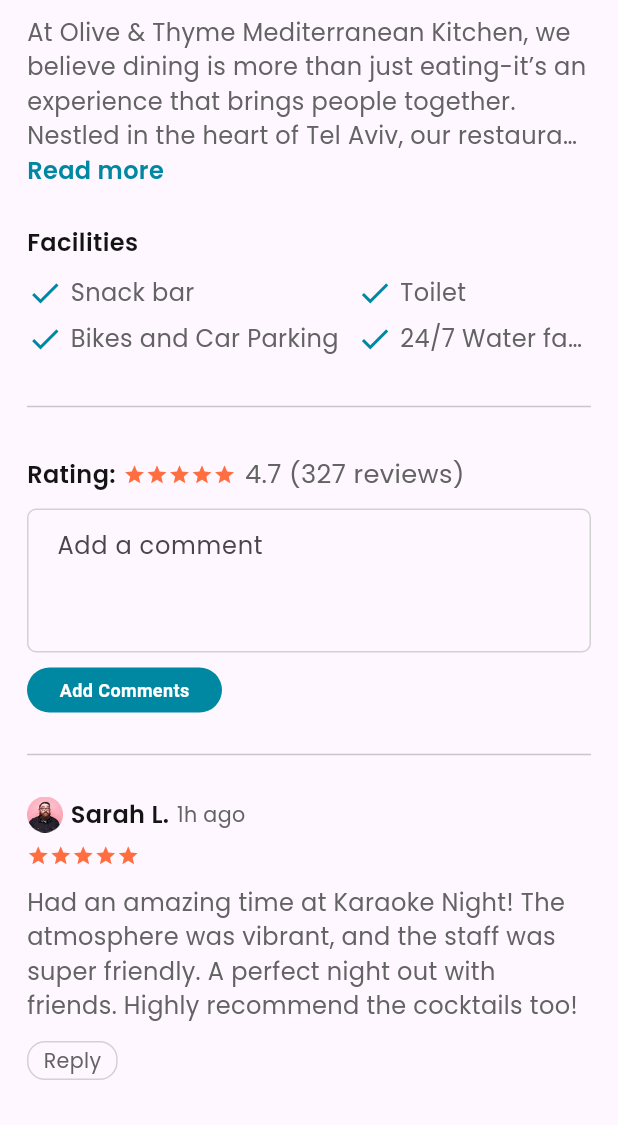
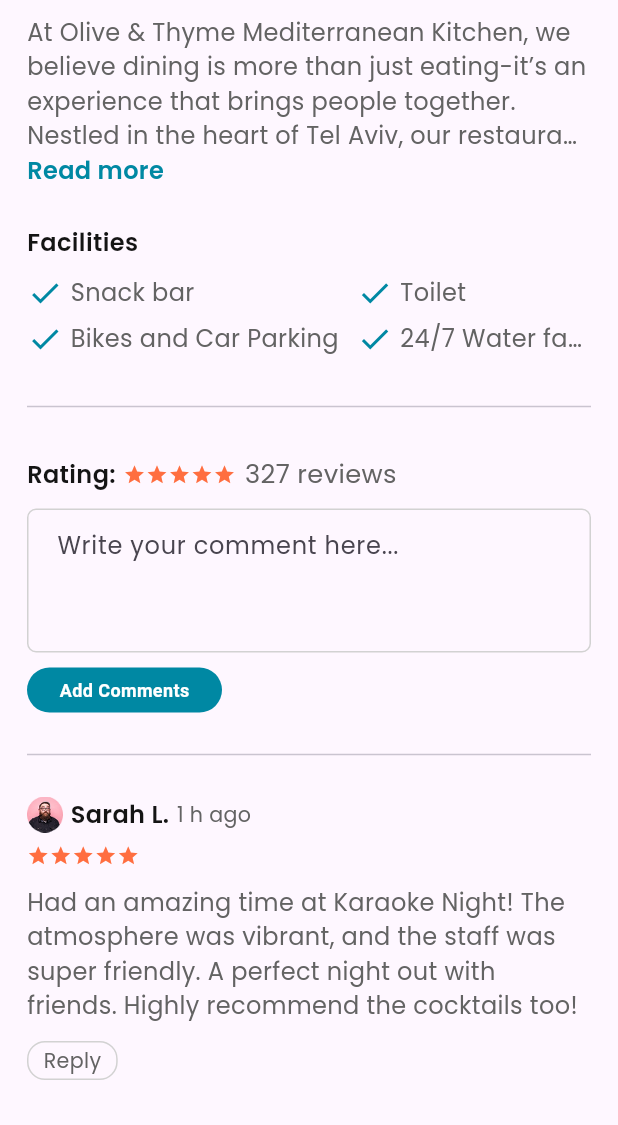
Before and after one commit to Dev-Ninjas-Backup/elad_giserman, a Flutter app: the ReservationDetails screen opened directly, scrolled down 918 dp, on a phone screen of 412 x 824 dp, the part 111-1236 px from its top. Run offline on Flutter 3.47's test engine with Material 3 defaults, Android fonts, the phone set to English and light mode, and no system bars; our stand-ins replace flutter_otp_text_field, flutter_screenutil, get, google_fonts, share_plus, shared_preferences; accounts and stored records are empty.

Commit message:
localization added for new pages

```diff
--- a/assets/locales/en.json
+++ b/assets/locales/en.json
@@ -33,9 +33,11 @@
   "reviews_label": "@count reviews",
   "about_restaurant": "About Restaurant",
   "facilities": "Facilities",
+  "redeem_voucher": "Redeem VIP Voucher",
   "rating_label": "Rating:",
   "add_a_comment": "Add a comment",
-  "add_comments_btn": "Add Comments",
+  "add_comment_hint": "Write your comment here...",
+  "add_comments": "Add Comments",
   "reply": "Reply",
   "read_more": "Read more",
   "see_less": "See Less.",
@@ -127,6 +129,9 @@
   "invite_friends": "Invite Friends",
   "share_invite_message": "I just booked a table! Join me for an unforgettable dining experience! 😊",
   "share_invite_subject": "Invite Friends to Dine",
+  "vip_voucher_title": "Congratulations!",
+  "vip_voucher_message": "You have claimed your weekly VIP voucher. You will be eligible for the next VIP voucher on Sep 07, 2025.",
+  "download_qr": "Download QR",
   "last_week": "Last Week",
   "category_restaurant": "Restaurant",
   "category_cafe": "Cafe",
--- a/lib/features/profile/my_reservation/screen/reservation_details.dart
+++ b/lib/features/profile/my_reservation/screen/reservation_details.dart
@@ -40,7 +40,7 @@ class ReservationDetails extends StatelessWidget {
                     fit: BoxFit.fill,
                   ),
                 ),
-                CustomAppBar(lable: 'Details', back: '/navBarScreen'),
+                CustomAppBar(lable: 'details_title'.tr, back: '/navBarScreen'),
               ],
             ),
             Container(
@@ -78,7 +78,7 @@ class ReservationDetails extends StatelessWidget {
                       ),
                       SizedBox(width: 6),
                       Text(
-                        '4.9 (327 reviews)',
+                        'reviews'.trParams({'count': '327'}),
                         style: getTextStyle(
                           fontSize: 15,
                           fontWeight: FontWeight.w400,
@@ -140,7 +140,7 @@ class ReservationDetails extends StatelessWidget {
                   Align(
                     alignment: Alignment.centerLeft,
                     child: Text(
-                      'Choose Seat:',
+                      'choose_seat'.tr,
                       style: TextStyle(
                         fontSize: 14,
                         fontWeight: FontWeight.w500,
@@ -168,7 +168,7 @@ class ReservationDetails extends StatelessWidget {
                   ),
                   SizedBox(height: 34),
                   CustomButton(
-                    label: 'Redeem VIP Voucher',
+                    label: 'redeem_voucher'.tr,
                     onPressed: () {
                       vipVoucherDialog();
                     },
@@ -214,7 +214,7 @@ class ReservationDetails extends StatelessWidget {
                   ),
                   SizedBox(height: 16),
                   Text(
-                    'About Restaurant',
+                    'about_restaurant'.tr,
                     style: getTextStyle(
                       fontSize: 14,
                       fontWeight: FontWeight.w600,
@@ -241,8 +241,8 @@ class ReservationDetails extends StatelessWidget {
                     child: Obx(
                       () => Text(
                         detailsController.isExpanded.value
-                            ? 'See Less'
-                            : 'Read more',
+                            ? 'see_less'.tr
+                            : 'read_more'.tr,
                         style: getTextStyle(
                           fontSize: 14,
                           fontWeight: FontWeight.w600,
@@ -253,7 +253,7 @@ class ReservationDetails extends StatelessWidget {
                   ),
                   SizedBox(height: 25),
                   Text(
-                    'Facilities',
+                    'facilities'.tr,
                     style: getTextStyle(
                       fontSize: 14,
                       fontWeight: FontWeight.w600,
@@ -350,7 +350,7 @@ class ReservationDetails extends StatelessWidget {
                   Row(
                     children: [
                       Text(
-                        'Rating:',
+                        'rating_label'.tr,
                         style: getTextStyle(
                           fontSize: 14,
                           fontWeight: FontWeight.w600,
@@ -385,7 +385,7 @@ class ReservationDetails extends StatelessWidget {
                       ),
                       SizedBox(width: 6),
                       Text(
-                        '4.7 (327 reviews)',
+                        'reviews'.trParams({'count': '327'}),
                         style: getTextStyle(
                           fontSize: 15,
                           fontWeight: FontWeight.w400,
@@ -424,7 +424,7 @@ class ReservationDetails extends StatelessWidget {
                           width: 1,
                         ),
                       ),
-                      hintText: 'Add a comment',
+                      hintText: 'add_comment_hint'.tr,
                     ),
                     style: getTextStyle(
                       fontSize: 14,
@@ -434,7 +434,7 @@ class ReservationDetails extends StatelessWidget {
                   ),
                   SizedBox(height: 10),
                   CustomSmallButton(
-                    text: 'Add Comments',
+                    text: 'add_comments'.tr,
                     onPressed: () {},
                     buttonColor: AppColors.buttonColor,
                     fontColor: Colors.white,
@@ -457,7 +457,7 @@ class ReservationDetails extends StatelessWidget {
                       ),
                       SizedBox(width: 5),
                       Text(
-                        '1h ago',
+                        'hours_ago'.trParams({'count': '1'}),
                         style: getTextStyle(
                           fontSize: 12,
                           fontWeight: FontWeight.w400,
@@ -517,7 +517,7 @@ class ReservationDetails extends StatelessWidget {
                       border: Border.all(width: 1, color: Color(0xFFD2D2D2)),
                     ),
                     child: Text(
-                      'Reply',
+                      'reply'.tr,
                       style: getTextStyle(
                         fontSize: 12,
                         fontWeight: FontWeight.w400,
--- a/lib/features/profile/my_reservation/widget/vip_vouchar_dialog.dart
+++ b/lib/features/profile/my_reservation/widget/vip_vouchar_dialog.dart
@@ -28,7 +28,7 @@ Future<void> vipVoucherDialog() async {
               Image.asset(ImagePath.qrCodeScan, height: 146, width: 146),
               const SizedBox(height: 20),
               Text(
-                'Congratulations!',
+                'vip_voucher_title'.tr,
                 style: TextStyle(
                   fontSize: 22,
                   fontWeight: FontWeight.w700,
@@ -39,7 +39,7 @@ Future<void> vipVoucherDialog() async {
               SizedBox(
                 height: 84,
                 child: Text(
-                  "You have claimed your weekly VIP voucher. You will be eligible for the next VIP voucher at Sep 07, 2025",
+                  'vip_voucher_message'.tr,
                   style: TextStyle(
                     fontSize: 14,
                     color: AppColors.primaryFontColor,
@@ -49,7 +49,7 @@ Future<void> vipVoucherDialog() async {
               ),
               SizedBox(height: 20),
               CustomButton(
-                label: 'Download QR',
+                label: 'download_qr'.tr,
                 onPressed: () {
                   Get.back();
                 },
```
Also changed, not shown: assets/locales/he.json (+6 -1 lines).
